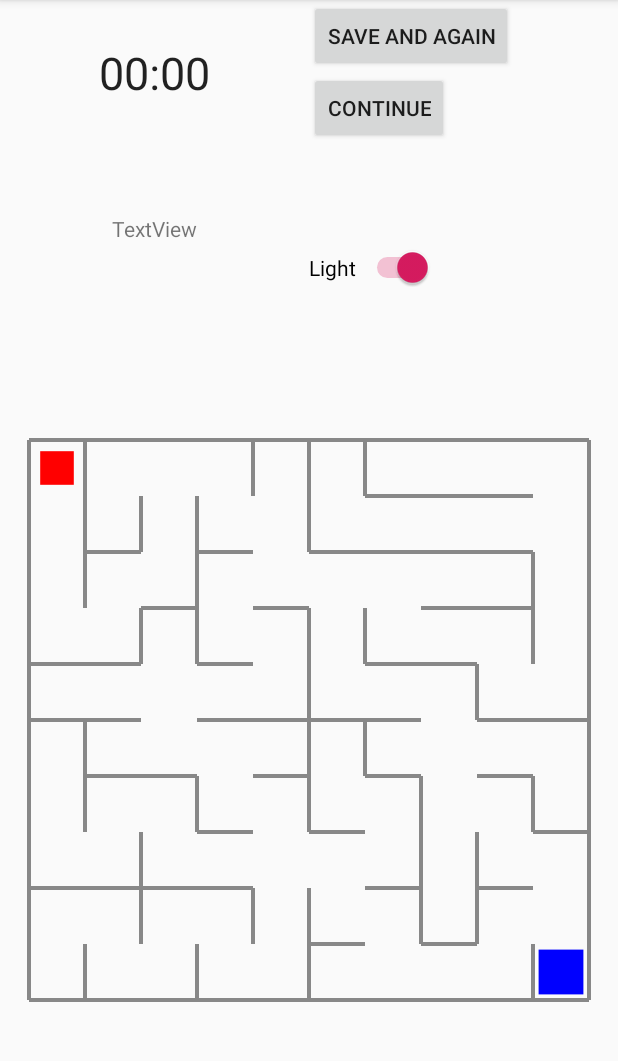
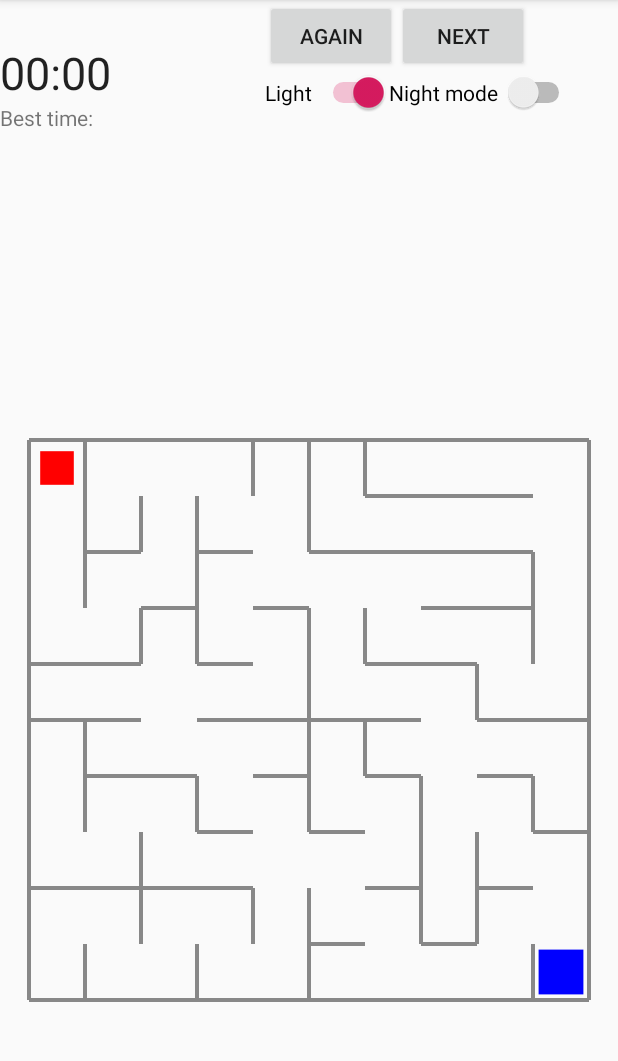
Before and after one commit to jszadab/MazeGame2, an Android app: the GameActivity screen opened directly, with no data from a screen before it, on a phone screen of 412 x 824 dp, the part 84-1145 px from its top. Run offline under Robolectric (Android 15) with nearby library versions, the phone set to English and light mode, and no system bars.

Commit message:
Added: color mode, done: time, began: layout refactor

```diff
--- a/app/src/main/AndroidManifest.xml
+++ b/app/src/main/AndroidManifest.xml
@@ -18,7 +18,7 @@
             </intent-filter>
         </activity>
         <activity android:name=".GameActivity"/>
-        <activity android:name=".ScoresActivity"></activity>
+        <activity android:name=".ManualActivity"></activity>
     </application>
 
 </manifest>
--- a/app/src/main/java/com/example/jacek/mazegame/GameActivity.java
+++ b/app/src/main/java/com/example/jacek/mazegame/GameActivity.java
@@ -1,15 +1,21 @@
 package com.example.jacek.mazegame;
+import android.graphics.Color;
 import android.support.v7.app.AppCompatActivity;
 import android.os.Bundle;
 import android.view.View;
 import android.widget.Chronometer;
+import android.widget.LinearLayout;
 import android.widget.Switch;
+import android.widget.TextView;
 
 
 public class GameActivity extends AppCompatActivity {
 
     public Chronometer chrono;
-    public Switch lightSwitch;
+    public Switch lightSwitch, colorSwitch;
+    public TextView timeText;
+    public LinearLayout mainLayout;
+
     GameView gv;
 
     @Override
@@ -18,26 +24,52 @@ public class GameActivity extends AppCompatActivity {
         setContentView(R.layout.activity_game);
 
         chrono = findViewById(R.id.chrono);
-        lightSwitch = findViewById(R.id.switch1);
+        lightSwitch = findViewById(R.id.lightSw);
+        colorSwitch = findViewById(R.id.colorSw);
+        timeText = findViewById(R.id.textView);
+        timeText.setVisibility(View.INVISIBLE);
+        mainLayout = findViewById(R.id.mainLinearLayout);
+        gv = findViewById(R.id.gameview);
     }
 
     public void Again(View view) {
+
+        resetChrono();
+
         gv.setBegin();
         gv.invalidate();
+
     }
 
-    public void continueWithoutSave(View view) {
+    public void Next(View view) {
 
-        gv = findViewById(R.id.gameview);
+        resetChrono();
+
         gv.createMaze();
         gv.invalidate();
     }
 
 
-    public void stateChanged(View view) {
+    public void lightStateChanged(View view) {
 
-        gv = findViewById(R.id.gameview);
         gv.invalidate();
 
     }
+
+
+
+    public void resetChrono()
+    {
+        chrono.stop();
+        gv.isChronoStarted = false;
+    }
+
+    public void colorStateChanged(View view) {
+
+        if (colorSwitch.isChecked())
+        mainLayout.setBackgroundColor(Color.BLACK);
+        else
+            mainLayout.setBackgroundColor(Color.rgb(250,	250,	250));
+        gv.invalidate();
+    }
 }
--- a/app/src/main/java/com/example/jacek/mazegame/GameView.java
+++ b/app/src/main/java/com/example/jacek/mazegame/GameView.java
@@ -29,8 +29,8 @@ public class GameView extends View {
     private Paint wallPaint, playerPaint, exitPaint, lampPaint;
     private Random random;
 
-    private boolean isChronoStarted = false;
-    private long chronoTime;
+    public boolean isChronoStarted = false;
+    private int chronoTime;
 
     GameActivity ga;
 
@@ -38,17 +38,10 @@ public class GameView extends View {
         super(context, attrs);
 
         wallPaint = new Paint();
-        wallPaint.setColor(Color.GRAY);
         wallPaint.setStrokeWidth(WALL_THICKNESS);
-
         playerPaint = new Paint();
-        playerPaint.setColor(Color.RED);
-
         exitPaint = new Paint();
-        exitPaint.setColor(Color.BLUE);
-
         lampPaint = new Paint();
-        lampPaint.setColor(Color.YELLOW);
 
         random = new Random();
 
@@ -57,6 +50,26 @@ public class GameView extends View {
         ((MyApplication) MyApplication.getAppContext()).setMaze(new Maze(cells));
 
         ga = (GameActivity) context; //class instance with chrono etc.
+
+    }
+
+    public void colorMode(){
+
+        if (ga.colorSwitch.isChecked()){
+            wallPaint.setColor(Color.WHITE);
+            playerPaint.setColor(Color.RED);
+            exitPaint.setColor(Color.BLUE);
+            lampPaint.setColor(Color.YELLOW); //night mode
+        } else {
+            wallPaint.setColor(Color.GRAY);
+            playerPaint.setColor(Color.RED);
+            exitPaint.setColor(Color.BLUE);
+            lampPaint.setColor(Color.YELLOW); //day mode default
+        }
+
+
+        //TO DO: main layout
+
 
     }
 
@@ -114,6 +127,11 @@ public class GameView extends View {
     }
 
     public void setBegin(){
+
+
+        if (ga != null){
+            ga.chrono.setBase(SystemClock.elapsedRealtime());
+        }
         player = cells[0][0];
         lamps = new Cell[LAMPS];
         exit = cells[COLS -1][ROWS -1];
@@ -272,6 +290,11 @@ public class GameView extends View {
     @Override
     protected void onDraw(Canvas canvas) {
 
+        if (ga.colorSwitch.isChecked())
+            canvas.drawColor(Color.BLACK);
+
+        colorMode();
+
         int width = getWidth();
         int height = getHeight();
 
@@ -371,9 +394,26 @@ public class GameView extends View {
     private void checkExit(){
 
             if (player == exit){
-                ga.chrono.stop();
-                chronoTime = SystemClock.elapsedRealtime() - ga.chrono.getBase();
+
+            setBestTime();
+            ga.resetChrono();
+
             }
+    }
+
+    private void setBestTime(){
+
+
+        chronoTime = (int)(SystemClock.elapsedRealtime() - ga.chrono.getBase())/1000;
+
+        if (ga.timeText.getVisibility() == View.INVISIBLE){
+            ga.timeText.setText(String.valueOf(chronoTime));
+            ga.timeText.setVisibility(View.VISIBLE);
+        } else if (chronoTime < Integer.parseInt(ga.timeText.getText().toString()) ){
+            ga.timeText.setText(String.valueOf(chronoTime));
+        }
+
+
     }
 
 
@@ -389,18 +429,21 @@ public class GameView extends View {
                 x -= hMargin;
                 y -= vMargin;
 
-                if (lamps[0] == null) {
-                    lamps[0] = new Cell((int)(x/cellSize),(int)(y/cellSize));
-                    invalidate();
-                }
-                else if (lamps[1] == null && ((lamps[0].col != (int)(x/cellSize) ) || (lamps[0].row != (int)(y/cellSize) ))) {
+                int col = (int)(x/cellSize);
+                int row = (int)(y/cellSize);
 
-                    lamps[1] = new Cell((int)(x/cellSize),(int)(y/cellSize));
-                    invalidate();
+                if (col >= 0 && col < COLS && row >= 0  && row < ROWS ) {
+
+                    if (lamps[0] == null) {
+                        lamps[0] = new Cell(col, row);
+                        invalidate();
+                    } else if (lamps[1] == null && ( lamps[0].col != col || lamps[0].row != row)) {
+
+                        lamps[1] = new Cell((int) (x / cellSize), (int) (y / cellSize));
+                        invalidate();
+                    }
                 }
             }
-
-
 
             return true;
         }
--- a/app/src/main/java/com/example/jacek/mazegame/ScoresActivity.java
+++ b/app/src/main/java/com/example/jacek/mazegame/ManualActivity.java
@@ -3,11 +3,11 @@ package com.example.jacek.mazegame;
 import android.support.v7.app.AppCompatActivity;
 import android.os.Bundle;
 
-public class ScoresActivity extends AppCompatActivity {
+public class ManualActivity extends AppCompatActivity {
 
     @Override
     protected void onCreate(Bundle savedInstanceState) {
         super.onCreate(savedInstanceState);
-        setContentView(R.layout.activity_scores);
+        setContentView(R.layout.activity_manual);
     }
 }
--- a/app/src/main/res/layout/activity_game.xml
+++ b/app/src/main/res/layout/activity_game.xml
@@ -5,6 +5,7 @@
     android:layout_width="match_parent"
     android:layout_height="match_parent"
     android:orientation="vertical"
+    android:id="@+id/mainLinearLayout"
     tools:context=".GameActivity">
 
 
@@ -22,11 +23,22 @@
             <RelativeLayout
                 android:layout_width="match_parent"
                 android:layout_height="match_parent"
-                android:layout_weight="3">
+                android:layout_weight="4">
+
+                <LinearLayout
+                    android:layout_width="match_parent"
+                    android:layout_height="wrap_content"
+                    android:orientation="vertical">
+
+                <LinearLayout
+                    android:layout_width="match_parent"
+                    android:layout_height="match_parent"
+                    android:orientation="horizontal"
+                    android:id="@+id/chronometr">
 
                 <Chronometer
                     android:id="@+id/chrono"
-                    android:layout_width="match_parent"
+                    android:layout_width="wrap_content"
                     android:layout_height="wrap_content"
                     android:layout_alignParentStart="true"
                     android:layout_alignParentTop="true"
@@ -35,15 +47,34 @@
                     android:gravity="center_horizontal"
                     android:textSize="30sp" />
 
+                </LinearLayout>
+
+                <LinearLayout
+                    android:layout_width="match_parent"
+                    android:layout_height="match_parent"
+                    android:orientation="horizontal"
+                    android:id="@+id/times">
+
+                <TextView
+                    android:id="@+id/bestTimeLabel"
+                    android:layout_width="wrap_content"
+                    android:layout_height="wrap_content"
+                    android:layout_below="@+id/chrono"
+                    android:layout_alignEnd="@+id/textView"
+                    android:text="Best time: " />
+
                 <TextView
                     android:id="@+id/textView"
                     android:layout_width="wrap_content"
                     android:layout_height="wrap_content"
-                    android:layout_alignParentBottom="true"
-                    android:layout_centerHorizontal="true"
-                    android:layout_marginBottom="30sp"
+                    android:layout_below="@+id/bestTimeLabel"
+                    android:layout_marginBottom="21dp"
                     android:text="TextView" />
 
+                </LinearLayout>
+
+
+            </LinearLayout>
 
             </RelativeLayout>
 
@@ -52,34 +83,58 @@
                 android:layout_height="match_parent"
                 android:layout_weight="3">
 
+                <LinearLayout
+                    android:layout_width="match_parent"
+                    android:layout_height="wrap_content"
+                    android:orientation="vertical">
+
+                <LinearLayout
+                android:layout_width="match_parent"
+                android:layout_height="wrap_content"
+                android:orientation="horizontal"
+                android:id="@+id/buttons">
 
                 <Button
                     android:id="@+id/button3"
                     android:layout_width="wrap_content"
                     android:layout_height="wrap_content"
                     android:onClick="Again"
-                    android:text="Save and again" />
+                    android:text="Again" />
 
                 <Button
                     android:id="@+id/button4"
                     android:layout_width="wrap_content"
                     android:layout_height="wrap_content"
-                    android:layout_below="@+id/button3"
-                    android:layout_alignParentStart="true"
-                    android:onClick="continueWithoutSave"
-                    android:text="Continue" />
+                    android:onClick="Next"
+                    android:text="Next" />
+
+            </LinearLayout>
+
+
+                <LinearLayout
+                    android:layout_width="match_parent"
+                    android:layout_height="wrap_content"
+                    android:orientation="horizontal"
+                    android:id="@+id/switches"
+                    android:layout_below="@+id/buttons">
 
                 <Switch
-                    android:id="@+id/switch1"
+                    android:id="@+id/lightSw"
                     android:checked="true"
                     android:layout_width="wrap_content"
                     android:layout_height="wrap_content"
-                    android:layout_alignParentStart="true"
-                    android:layout_alignParentBottom="true"
-                    android:layout_marginStart="0dp"
-                    android:layout_marginBottom="0dp"
-                    android:onClick="stateChanged"
+                    android:onClick="lightStateChanged"
                     android:text="Light " />
+
+                <Switch
+                    android:id="@+id/colorSw"
+                    android:layout_width="wrap_content"
+                    android:layout_height="wrap_content"
+                    android:onClick="colorStateChanged"
+                    android:text="Night mode " />
+
+                </LinearLayout>
+                </LinearLayout>
 
             </RelativeLayout>
         </LinearLayout>
--- a/app/src/main/res/layout/activity_scores.xml
+++ b/app/src/main/res/layout/activity_manual.xml
@@ -4,6 +4,6 @@
     xmlns:tools="http://schemas.android.com/tools"
     android:layout_width="match_parent"
     android:layout_height="match_parent"
-    tools:context=".ScoresActivity">
+    tools:context=".ManualActivity">
 
 </android.support.constraint.ConstraintLayout>
```
Also changed, not shown: app/src/main/java/com/example/jacek/mazegame/HomeActivity.java (+2 -7 lines), app/src/main/res/layout/activity_home.xml (+4 -5 lines).
